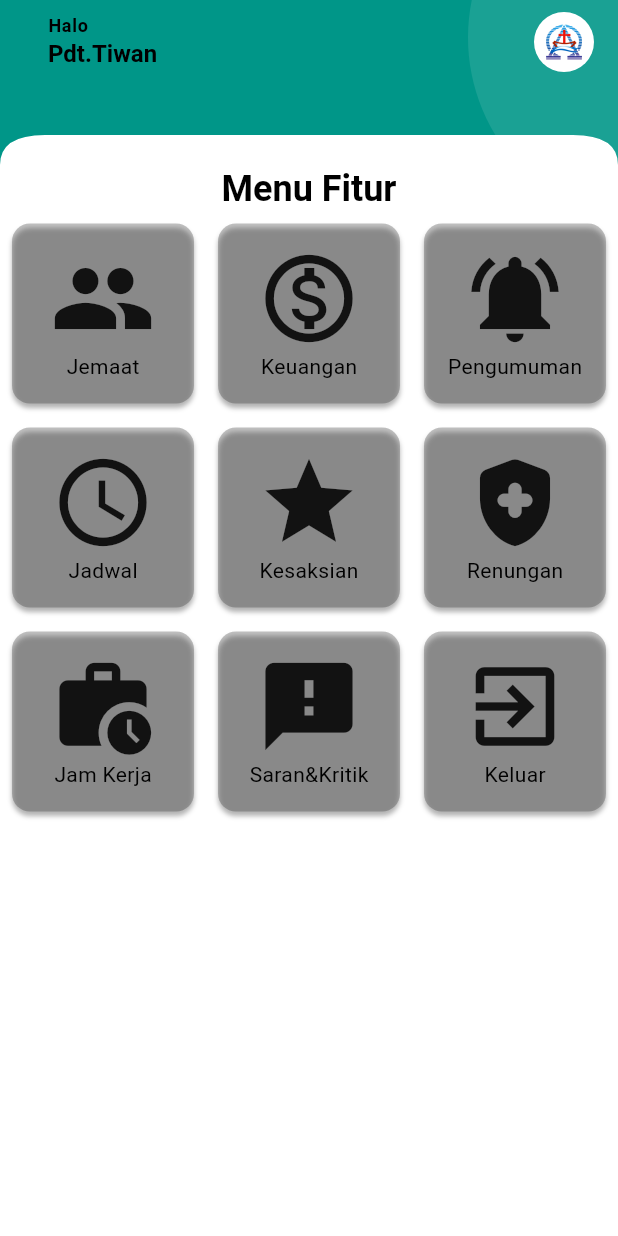
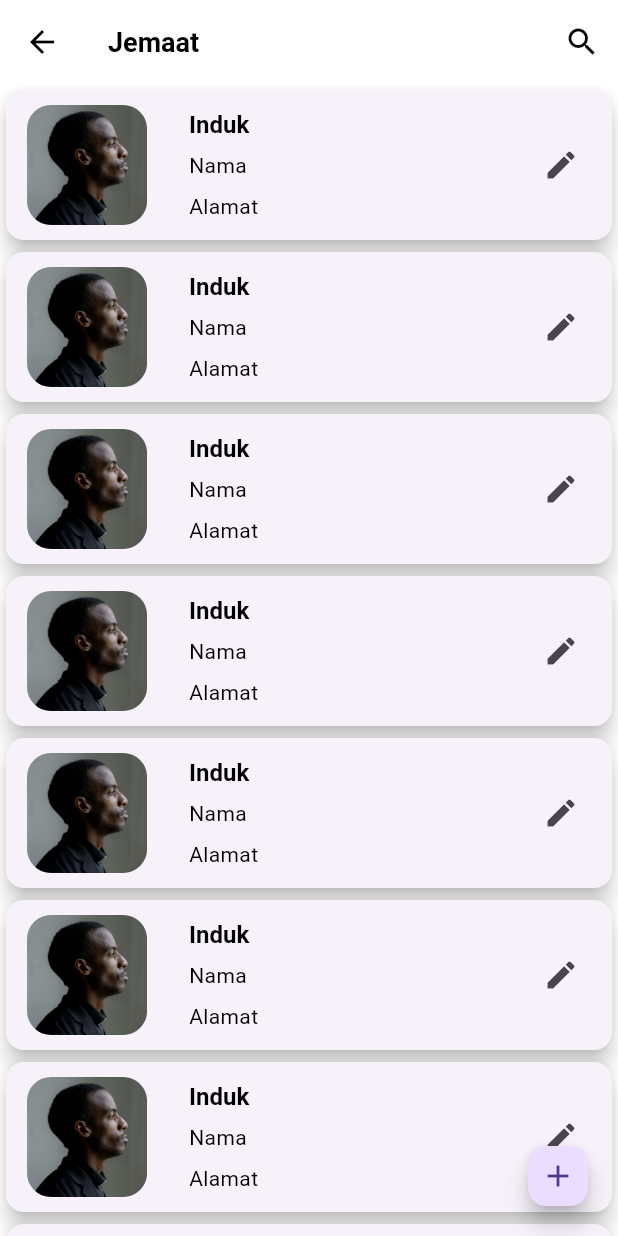
Before and after one commit to thesquad7/mobileGKI, a Flutter app: the AdminArea screen opened directly, after a tap on "Jemaat", on a phone screen of 412 x 824 dp. Run offline on Flutter 3.47's test engine with Material 3 defaults, Android fonts, the phone set to English and light mode, and no system bars; our stand-ins replace carousel_slider, get; Roboto replaces fonts that are missing (Poppins).

Commit message:
Jemaat List (Menu Admin)

```diff
--- a/lib/home/admin_area.dart
+++ b/lib/home/admin_area.dart
@@ -2,10 +2,9 @@ import 'package:MobileGKI/common/widget/c_header.dart';
 import 'package:MobileGKI/home/d_config/widget/aa_menubutton.dart';
 import 'package:MobileGKI/utils/constrains/aa_menubutton_config.dart';
 import 'package:MobileGKI/home/d_config/widget/b_appbar.dart';
-import 'package:MobileGKI/utils/constrains/colors.dart';
-import 'package:MobileGKI/utils/helper/helper_function.dart';
 import 'package:MobileGKI/utils/theme/constrains/sizes.dart';
 import 'package:flutter/material.dart';
+import 'package:get/get.dart';
 
 class AdminArea extends StatelessWidget {
   const AdminArea({super.key});
@@ -48,9 +47,8 @@ class AdminArea extends StatelessWidget {
                     mainAxisExtent: 120),
                 itemBuilder: (_, index) => Container(
                       child: GestureDetector(
-                        onTap: () {
-                          print(FMenubuttonConfig.menuname[index]);
-                        },
+                        onTap: () =>
+                            Get.to(() => FMenubuttonConfig.screen[index]),
                         child: icondataAdmin(
                             icon: FMenubuttonConfig.menuIcon[index],
                             name: FMenubuttonConfig.menuname[index]),
--- a/lib/home/jadwal_page.dart
+++ b/lib/home/jadwal_page.dart
@@ -1,6 +1,6 @@
 import 'package:MobileGKI/common/widget/c_header.dart';
 import 'package:MobileGKI/common/widget/c_horizontal_card.dart';
-import 'package:MobileGKI/common/widget/j_detail.dart';
+import 'package:MobileGKI/home/nested/j_detail.dart';
 import 'package:MobileGKI/home/d_config/widget/b_appbar.dart';
 import 'package:MobileGKI/utils/constrains/image_string.dart';
 import 'package:flutter/material.dart';
--- /dev/null
+++ b/lib/home/nested/aa_jemaat_page.dart
@@ -0,0 +1,71 @@
+import 'package:MobileGKI/common/widget/c_appabar.dart';
+import 'package:MobileGKI/common/widget/c_rondedimg.dart';
+import 'package:MobileGKI/utils/constrains/image_string.dart';
+import 'package:flutter/material.dart';
+
+class Jemaat extends StatelessWidget {
+  const Jemaat({super.key});
+
+  @override
+  Widget build(BuildContext context) {
+    return Scaffold(
+      appBar: AppBar(
+        title: Text("Jemaat"),
+        actions: [IconButton(onPressed: () {}, icon: Icon(Icons.search))],
+      ),
+      body: Center(
+        child: ListView.builder(
+          addAutomaticKeepAlives: false,
+          itemCount: 16,
+          itemBuilder: (_, index) {
+            return Card(
+              elevation: 6,
+              child: Container(
+                width: double.infinity,
+                decoration: BoxDecoration(),
+                height: 100,
+                child: SizedBox(
+                  width: double.infinity,
+                  child: Row(
+                    mainAxisAlignment: MainAxisAlignment.spaceAround,
+                    children: [
+                      RoundedIMG(
+                        imageUrl: Filemonimages.pendeta1,
+                        height: 80,
+                      ),
+                      Container(
+                        width: 200,
+                        height: 75,
+                        child: Column(
+                          mainAxisAlignment: MainAxisAlignment.spaceBetween,
+                          crossAxisAlignment: CrossAxisAlignment.start,
+                          children: [
+                            Text(
+                              "Induk",
+                              style: Theme.of(context).textTheme.headlineSmall,
+                            ),
+                            Text("Nama"),
+                            Text('Alamat'),
+                          ],
+                        ),
+                      ),
+                      Container(
+                        width: 40,
+                        child: IconButton(
+                          onPressed: () {},
+                          icon: Icon(Icons.edit),
+                        ),
+                      )
+                    ],
+                  ),
+                ),
+              ),
+            );
+          },
+        ),
+      ),
+      floatingActionButton: FloatingActionButton.small(
+          child: const Icon(Icons.add), onPressed: () {}),
+    );
+  }
+}
--- a/lib/common/widget/j_detail.dart
+++ b/lib/home/nested/j_detail.dart
@@ -1,13 +1,8 @@
-import 'package:MobileGKI/common/widget/c_appabar.dart';
-import 'package:MobileGKI/common/widget/c_header.dart';
 import 'package:MobileGKI/common/widget/c_rondedimg.dart';
 import 'package:MobileGKI/common/widget/d_imgview.dart';
 import 'package:MobileGKI/common/widget/jd_imgslide.dart';
-import 'package:MobileGKI/home/d_config/widget/b_appbar.dart';
-import 'package:MobileGKI/utils/constrains/colors.dart';
 import 'package:MobileGKI/utils/constrains/image_string.dart';
 import 'package:MobileGKI/utils/helper/helper_function.dart';
-import 'package:MobileGKI/utils/theme/constrains/sizes.dart';
 import 'package:flutter/material.dart';
 
 class FDetailJadwal extends StatelessWidget {
--- a/lib/init/splash_screen.dart
+++ b/lib/init/splash_screen.dart
@@ -13,7 +13,7 @@ class _SplashScreen extends State<SplashScreen>
   @override
   void initState() {
     super.initState();
-    Future.delayed(const Duration(seconds: 2), () {
+    Future.delayed(const Duration(seconds: 5), () {
       Navigator.of(context)
           .pushReplacement(MaterialPageRoute(builder: (_) => const NavMenu()));
     });
--- a/lib/utils/constrains/aa_menubutton_config.dart
+++ b/lib/utils/constrains/aa_menubutton_config.dart
@@ -1,3 +1,4 @@
+import 'package:MobileGKI/home/nested/aa_jemaat_page.dart';
 import 'package:MobileGKI/utils/constrains/image_string.dart';
 import 'package:flutter/material.dart';
 
@@ -7,7 +8,7 @@ class FMenubuttonConfig {
   static List<String> menuname = [
     "Jemaat",
     "Keuangan",
-    "Pengumuman",
+    "Acara",
     "Jadwal",
     "Kesaksian",
     "Renungan",
@@ -15,11 +16,22 @@ class FMenubuttonConfig {
     "Saran&Kritik",
     "Keluar"
   ];
+  static final screen = [
+    const Jemaat(),
+    const Jemaat(),
+    const Jemaat(),
+    const Jemaat(),
+    const Jemaat(),
+    const Jemaat(),
+    const Jemaat(),
+    const Jemaat(),
+    const Jemaat()
+  ];
 
   static List<IconData> menuIcon = [
     Icons.group,
     Icons.monetization_on_outlined,
-    Icons.notifications_active,
+    Icons.calendar_month,
     Icons.schedule_sharp,
     Icons.star,
     Icons.health_and_safety_rounded,
```
